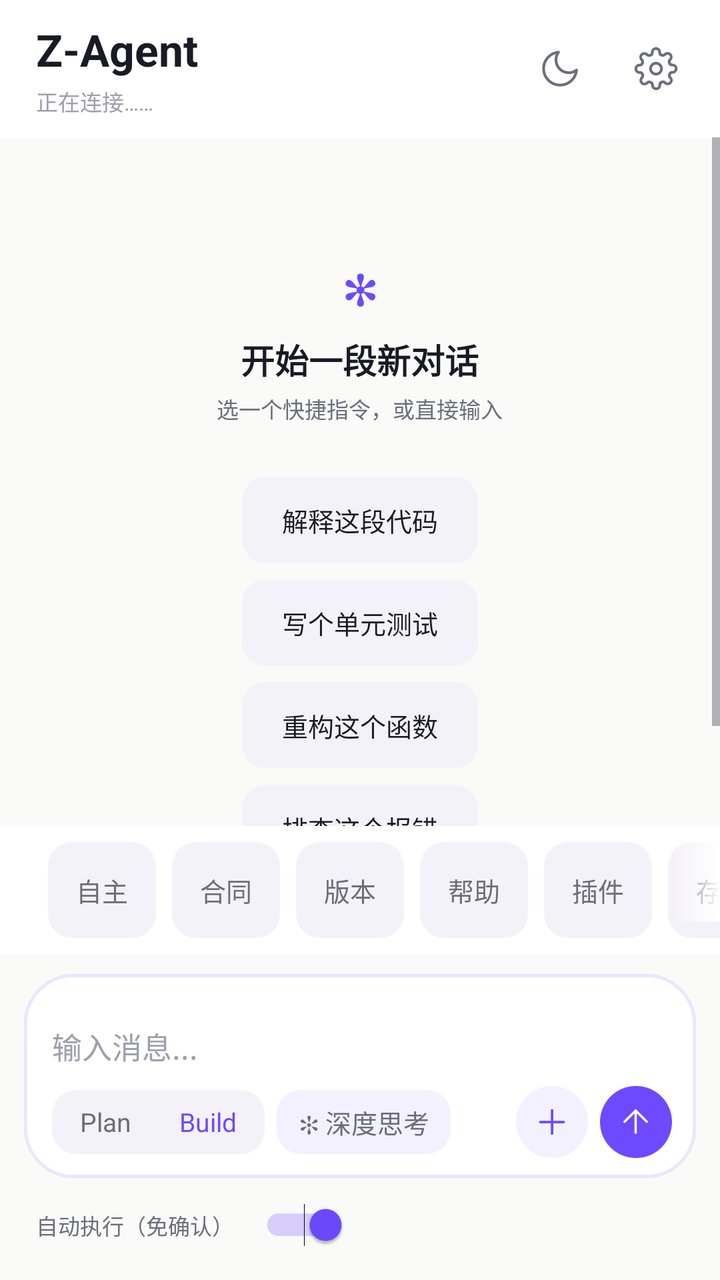
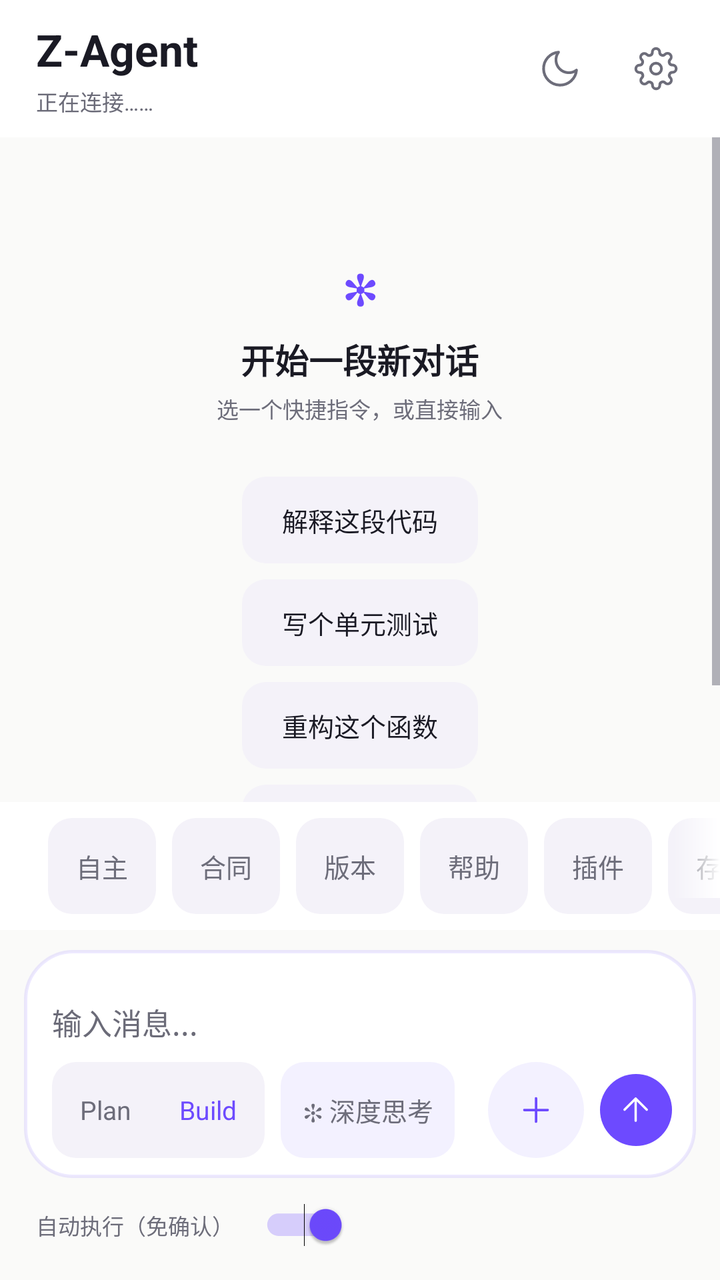

Two renders of the same Android screen: before a commit and after it. Below are the layout's source before the change and the commit's diff.
<!-- AndroidManifest.xml: application theme AppTheme -->
<!-- res/layout/activity_main.xml -->
<?xml version="1.0" encoding="utf-8"?>
<LinearLayout xmlns:android="http://schemas.android.com/apk/res/android"
android:id="@+id/rootView"
android:layout_width="match_parent"
android:layout_height="match_parent"
android:background="@color/bg_canvas"
android:orientation="vertical">


<LinearLayout
android:id="@+id/topBar"
android:layout_width="match_parent"
android:layout_height="wrap_content"
android:background="@color/bg_elevated"
android:gravity="center_vertical"
android:orientation="horizontal"
android:paddingStart="18dp"
android:paddingTop="10dp"
android:paddingEnd="8dp"
android:paddingBottom="10dp">

<LinearLayout
android:layout_width="0dp"
android:layout_height="wrap_content"
android:layout_weight="1"
android:orientation="vertical">
<TextView
android:layout_width="wrap_content"
android:layout_height="wrap_content"
android:text="Z-Agent"
android:textColor="@color/text_primary"
android:textSize="@dimen/fs_display"
android:textStyle="bold" />
<TextView
android:id="@+id/statusText"
android:layout_width="match_parent"
android:layout_height="wrap_content"
android:layout_marginTop="3dp"
android:ellipsize="end"
android:maxLines="1"
android:text="正在连接……"
android:textColor="@color/text_tertiary"
android:textSize="@dimen/fs_caption" />
</LinearLayout>


<FrameLayout
android:id="@+id/themeButton"
android:contentDescription="切换深浅主题"
android:layout_width="48dp"
android:layout_height="48dp"
android:background="?attr/selectableItemBackgroundBorderless"
android:clickable="true"
android:focusable="true">
<ImageView
android:id="@+id/themeIcon"
android:layout_width="22dp"
android:layout_height="22dp"
android:layout_gravity="center"
android:src="@drawable/ic_moon" />
</FrameLayout>


<FrameLayout
android:id="@+id/settingsButton"
android:contentDescription="打开设置"
android:layout_width="48dp"
android:layout_height="48dp"
android:background="?attr/selectableItemBackgroundBorderless"
android:clickable="true"
android:focusable="true">
<ImageView
android:layout_width="22dp"
android:layout_height="22dp"
android:layout_gravity="center"
android:src="@drawable/ic_gear" />
</FrameLayout>
</LinearLayout>


<FrameLayout
android:layout_width="match_parent"
android:layout_height="0dp"
android:layout_weight="1">

<ScrollView
android:id="@+id/outputScroll"
android:layout_width="match_parent"
android:layout_height="match_parent"
android:background="@color/bg_canvas"
android:fillViewport="true"
android:overScrollMode="always"
android:scrollbars="vertical">
<LinearLayout
android:id="@+id/chatContainer"
android:layout_width="match_parent"
android:layout_height="wrap_content"
android:orientation="vertical"
android:paddingStart="8dp"
android:paddingTop="12dp"
android:paddingEnd="8dp"
android:paddingBottom="12dp">

<LinearLayout
android:id="@+id/emptyState"
android:layout_width="match_parent"
android:layout_height="wrap_content"
android:gravity="center_horizontal"
android:orientation="vertical"
android:paddingTop="48dp"
android:paddingBottom="24dp">
<TextView
android:layout_width="wrap_content"
android:layout_height="wrap_content"
android:text="✻"
android:textColor="@color/accent"
android:textSize="@dimen/fs_display"
android:textStyle="bold" />
<TextView
android:layout_width="wrap_content"
android:layout_height="wrap_content"
android:layout_marginTop="8dp"
android:text="开始一段新对话"
android:textColor="@color/text_primary"
android:textSize="@dimen/fs_title"
android:textStyle="bold" />
<TextView
android:layout_width="wrap_content"
android:layout_height="wrap_content"
android:layout_marginTop="4dp"
android:text="选一个快捷指令，或直接输入"
android:textColor="@color/text_secondary"
android:textSize="@dimen/fs_caption" />
<LinearLayout
android:layout_width="wrap_content"
android:layout_height="wrap_content"
android:layout_marginTop="18dp"
android:orientation="vertical">
<TextView android:id="@+id/emptyChip1" style="@style/EmptyChip" android:text="解释这段代码" />
<TextView android:id="@+id/emptyChip2" style="@style/EmptyChip" android:text="写个单元测试" />
<TextView android:id="@+id/emptyChip3" style="@style/EmptyChip" android:text="重构这个函数" />
<TextView android:id="@+id/emptyChip4" style="@style/EmptyChip" android:text="排查这个报错" />
</LinearLayout>
</LinearLayout>
</LinearLayout>
</ScrollView>


<FrameLayout
android:id="@+id/scrollBottomBtn"
android:layout_width="40dp"
android:layout_height="40dp"
android:layout_gravity="bottom|end"
android:layout_marginEnd="16dp"
android:layout_marginBottom="16dp"
android:background="@drawable/bg_circle_btn"
android:clickable="true"
android:focusable="true"
android:foreground="@drawable/ripple_circle"
android:visibility="gone">
<TextView
android:layout_width="wrap_content"
android:layout_height="wrap_content"
android:layout_gravity="center"
android:text="↓"
android:textColor="@color/accent"
android:textSize="20sp"
android:textStyle="bold" />
</FrameLayout>
</FrameLayout>


<FrameLayout
android:layout_width="match_parent"
android:layout_height="wrap_content"
android:background="@color/bg_elevated">

<HorizontalScrollView
android:id="@+id/quickScroll"
android:layout_width="match_parent"
android:layout_height="wrap_content"
android:overScrollMode="never"
android:scrollbars="none">
<LinearLayout
android:layout_width="wrap_content"
android:layout_height="wrap_content"
android:orientation="horizontal"
android:paddingStart="16dp"
android:paddingTop="8dp"
android:paddingEnd="16dp"
android:paddingBottom="8dp">
<TextView android:id="@+id/btnIdle" style="@style/QuickChip" android:text="自主" />
<TextView android:id="@+id/btnContract" style="@style/QuickChip" android:text="合同" />
<TextView android:id="@+id/btnVersions" style="@style/QuickChip" android:text="版本" />
<TextView android:id="@+id/btnHelp" style="@style/QuickChip" android:text="帮助" />
<TextView android:id="@+id/btnPlugins" style="@style/QuickChip" android:text="插件" />
<TextView android:id="@+id/btnSavePlugin" style="@style/QuickChip" android:text="存插件" />
<TextView android:id="@+id/btnClear" style="@style/QuickChip" android:text="清屏" />
</LinearLayout>
</HorizontalScrollView>


<View
android:id="@+id/quickScrim"
android:layout_width="24dp"
android:layout_height="48dp"
android:layout_gravity="end"
android:background="@drawable/scrim_right" />
</FrameLayout>


<LinearLayout
android:id="@+id/inputBar"
android:layout_width="match_parent"
android:layout_height="wrap_content"
android:background="@color/bg_canvas"
android:orientation="vertical"
android:paddingStart="12dp"
android:paddingTop="10dp"
android:paddingEnd="12dp"
android:paddingBottom="14dp">

<LinearLayout
android:id="@+id/inputCard"
android:layout_width="match_parent"
android:layout_height="wrap_content"
android:background="@drawable/bg_input_card"
android:orientation="vertical"
android:paddingStart="14dp"
android:paddingTop="12dp"
android:paddingEnd="12dp"
android:paddingBottom="10dp">

<HorizontalScrollView
android:id="@+id/attachScroll"
android:layout_width="match_parent"
android:layout_height="wrap_content"
android:scrollbars="none"
android:visibility="gone">
<LinearLayout
android:id="@+id/attachRow"
android:layout_width="wrap_content"
android:layout_height="wrap_content"
android:orientation="horizontal"
android:paddingBottom="6dp" />
</HorizontalScrollView>

<EditText
android:id="@+id/inputEdit"
android:layout_width="match_parent"
android:layout_height="wrap_content"
android:minHeight="44dp"
android:background="@null"
android:hint="输入消息..."
android:imeOptions="actionSend"
android:inputType="textMultiLine|textCapSentences"
android:maxLines="5"
android:paddingTop="8dp"
android:paddingBottom="4dp"
android:textColor="@color/text_primary"
android:textColorHint="@color/text_tertiary"
android:textSize="@dimen/fs_body" />

<LinearLayout
android:layout_width="match_parent"
android:layout_height="wrap_content"
android:gravity="center_vertical"
android:orientation="horizontal">

<FrameLayout
android:id="@+id/segContainer"
android:layout_width="wrap_content"
android:layout_height="32dp"
android:background="@drawable/bg_seg_container"
android:padding="2dp">
<View
android:id="@+id/segThumb"
android:layout_width="0dp"
android:layout_height="match_parent"
android:background="@drawable/bg_seg_thumb" />
<LinearLayout
android:layout_width="wrap_content"
android:layout_height="match_parent"
android:orientation="horizontal">
<TextView
android:id="@+id/segPlan"
android:layout_width="wrap_content"
android:layout_height="match_parent"
android:gravity="center"
android:paddingStart="12dp"
android:paddingEnd="12dp"
android:text="Plan"
android:textColor="@color/text_secondary"
android:textSize="@dimen/fs_label" />
<TextView
android:id="@+id/segBuild"
android:layout_width="wrap_content"
android:layout_height="match_parent"
android:gravity="center"
android:paddingStart="12dp"
android:paddingEnd="12dp"
android:text="Build"
android:textColor="@color/accent"
android:textSize="@dimen/fs_label" />
</LinearLayout>
</FrameLayout>

<TextView
android:id="@+id/chipThink2"
android:layout_width="wrap_content"
android:layout_height="32dp"
android:layout_marginStart="6dp"
android:background="@drawable/bg_mini_pill"
android:clickable="true"
android:focusable="true"
android:foreground="@drawable/ripple_pill"
android:gravity="center"
android:paddingStart="11dp"
android:paddingEnd="11dp"
android:text="✻ 深度思考"
android:textColor="@color/text_secondary"
android:textSize="@dimen/fs_label"
android:maxLines="1"
android:singleLine="true" />

<TextView
android:id="@+id/chipSearch"
android:layout_width="wrap_content"
android:layout_height="32dp"
android:visibility="gone" />

<View
android:layout_width="0dp"
android:layout_height="1dp"
android:layout_weight="1" />

<FrameLayout
android:id="@+id/btnPlus"
android:contentDescription="添加附件"
android:layout_width="36dp"
android:layout_height="36dp"
android:background="@drawable/bg_circle_btn"
android:clickable="true"
android:focusable="true"
android:foreground="@drawable/ripple_circle">
<ImageView
android:layout_width="20dp"
android:layout_height="20dp"
android:layout_gravity="center"
android:src="@drawable/ic_plus" />
</FrameLayout>

<FrameLayout
android:id="@+id/sendButton"
android:contentDescription="发送消息"
android:layout_width="36dp"
android:layout_height="36dp"
android:layout_marginStart="6dp"
android:background="@drawable/bg_circle_send"
android:clickable="true"
android:focusable="true"
android:foreground="@drawable/ripple_circle">
<ImageView
android:layout_width="19dp"
android:layout_height="19dp"
android:layout_gravity="center"
android:src="@drawable/ic_send_arrow" />
</FrameLayout>
</LinearLayout>
</LinearLayout>

<LinearLayout
android:layout_width="match_parent"
android:layout_height="wrap_content"
android:layout_marginTop="10dp"
android:gravity="center_vertical"
android:orientation="horizontal"
android:paddingStart="6dp">
<TextView
android:id="@+id/autoLabel"
android:layout_width="wrap_content"
android:layout_height="wrap_content"
android:text="自动执行（免确认）"
android:textColor="@color/text_secondary"
android:textSize="@dimen/fs_caption" />
<android.widget.Switch
android:id="@+id/autoSwitch"
android:layout_width="wrap_content"
android:layout_height="wrap_content"
android:layout_marginStart="8dp"
android:checked="true"
android:minHeight="0dp"
android:scaleX="0.8"
android:scaleY="0.8" />
</LinearLayout>
</LinearLayout>
</LinearLayout>
<!-- resources referenced by this layout -->
<resources>
  <color name="accent">#6D4AFF</color>
  <color name="bg_canvas">#FAFAF9</color>
  <color name="bg_elevated">#FFFFFF</color>
  <color name="text_primary">#1A1A24</color>
  <color name="text_secondary">#6D6D7A</color>
  <color name="text_tertiary">#9E9EAB</color>
  <dimen name="fs_body">15sp</dimen>
  <dimen name="fs_caption">11sp</dimen>
  <dimen name="fs_display">22sp</dimen>
  <dimen name="fs_label">13sp</dimen>
  <dimen name="fs_title">17sp</dimen>
  <!-- drawable bg_circle_btn (drawable) -->
  <?xml version="1.0" encoding="utf-8"?>
  <shape xmlns:android="http://schemas.android.com/apk/res/android" android:shape="oval">
  <solid android:color="@color/accent_subtle" />
  </shape>
  <!-- drawable bg_circle_send (drawable) -->
  <?xml version="1.0" encoding="utf-8"?>
  <shape xmlns:android="http://schemas.android.com/apk/res/android" android:shape="oval">
  <solid android:color="@color/accent" />
  </shape>
  <!-- drawable bg_input_card (drawable) -->
  <?xml version="1.0" encoding="utf-8"?>
  <shape xmlns:android="http://schemas.android.com/apk/res/android" android:shape="rectangle">
  <solid android:color="@color/bg_elevated" />
  <corners android:radius="@dimen/radius_lg" />
  <stroke android:width="1.5dp" android:color="@color/accent_line" />
  </shape>
  <!-- drawable bg_mini_pill (drawable) -->
  <?xml version="1.0" encoding="utf-8"?>
  <shape xmlns:android="http://schemas.android.com/apk/res/android" android:shape="rectangle">
  <solid android:color="@color/accent_subtle" />
  <corners android:radius="@dimen/radius_sm" />
  </shape>
  <!-- drawable bg_seg_container (drawable) -->
  <?xml version="1.0" encoding="utf-8"?>
  <shape xmlns:android="http://schemas.android.com/apk/res/android" android:shape="rectangle">
  <solid android:color="@color/bg_subtle" />
  <corners android:radius="@dimen/radius_sm" />
  </shape>
  <!-- drawable ripple_circle (drawable) -->
  <?xml version="1.0" encoding="utf-8"?>
  <ripple xmlns:android="http://schemas.android.com/apk/res/android" android:color="@color/accent_line">
  <item android:id="@android:id/mask">
  <shape android:shape="oval">
  <solid android:color="#FFFFFF" />
  </shape>
  </item>
  </ripple>
  <!-- drawable ripple_pill (drawable) -->
  <?xml version="1.0" encoding="utf-8"?>
  <ripple xmlns:android="http://schemas.android.com/apk/res/android" android:color="@color/accent_line">
  <item android:id="@android:id/mask">
  <shape android:shape="rectangle">
  <corners android:radius="@dimen/radius_sm" />
  <solid android:color="#FFFFFF" />
  </shape>
  </item>
  </ripple>
  <!-- drawable scrim_right (drawable) -->
  <?xml version="1.0" encoding="utf-8"?>
  <shape xmlns:android="http://schemas.android.com/apk/res/android" android:shape="rectangle">
  <gradient android:startColor="@android:color/transparent" android:endColor="@color/bg_elevated" android:angle="0" />
  </shape>
  <color name="accent_subtle">#146D4AFF</color>
  <dimen name="radius_lg">24dp</dimen>
  <color name="accent_line">#1F6D4AFF</color>
  <dimen name="radius_sm">12dp</dimen>
  <color name="bg_subtle">#F4F2F9</color>
  <color name="on_accent">#FFFFFF</color>
  <dimen name="space_sm">8dp</dimen>
  <!-- drawable bg_quick (drawable) -->
  <?xml version="1.0" encoding="utf-8"?>
  <shape xmlns:android="http://schemas.android.com/apk/res/android" android:shape="rectangle">
  <solid android:color="@color/bg_subtle" />
  <corners android:radius="@dimen/radius_sm" />
  </shape>
  <dimen name="space_md">12dp</dimen>
  <dimen name="pad_pill_h">14dp</dimen>
  <style name="AppBottomSheet" parent="Theme.Design.Light.BottomSheetDialog">
  <item name="bottomSheetStyle">@style/AppBottomSheet.Modal</item>
  <item name="android:windowIsFloating">false</item>
  <item name="android:statusBarColor">@android:color/transparent</item>
  </style>
  <style name="AppBottomSheet.Modal" parent="Widget.Design.BottomSheet.Modal">
  <item name="android:background">@android:color/transparent</item>
  </style>
  <!-- unchanged entries left out for length: 10 -->
</resources>

<!-- the commit's change to res/layout/activity_main.xml (unified diff, before → after) -->
@@ -253,7 +253,7 @@ android:minHeight="44dp"
 android:background="@null"
 android:hint="输入消息..."
 android:imeOptions="actionSend"
-android:inputType="textMultiLine|textCapSentences"
+android:inputType="textCapSentences"
 android:maxLines="5"
 android:paddingTop="8dp"
 android:paddingBottom="4dp"
@@ -270,7 +270,7 @@ android:orientation="horizontal">
 <FrameLayout
 android:id="@+id/segContainer"
 android:layout_width="wrap_content"
-android:layout_height="32dp"
+android:layout_height="48dp"
 android:background="@drawable/bg_seg_container"
 android:padding="2dp">
 <View
@@ -308,8 +308,8 @@ android:textSize="@dimen/fs_label" />
 <TextView
 android:id="@+id/chipThink2"
 android:layout_width="wrap_content"
-android:layout_height="32dp"
-android:layout_marginStart="6dp"
+android:layout_height="48dp"
+android:layout_marginStart="8dp"
 android:background="@drawable/bg_mini_pill"
 android:clickable="true"
 android:focusable="true"
@@ -326,7 +326,7 @@ android:singleLine="true" />
 <TextView
 android:id="@+id/chipSearch"
 android:layout_width="wrap_content"
-android:layout_height="32dp"
+android:layout_height="48dp"
 android:visibility="gone" />
 
 <View
@@ -337,8 +337,8 @@ android:layout_weight="1" />
 <FrameLayout
 android:id="@+id/btnPlus"
 android:contentDescription="添加附件"
-android:layout_width="36dp"
-android:layout_height="36dp"
+android:layout_width="48dp"
+android:layout_height="48dp"
 android:background="@drawable/bg_circle_btn"
 android:clickable="true"
 android:focusable="true"
@@ -355,7 +355,7 @@ android:id="@+id/sendButton"
 android:contentDescription="发送消息"
 android:layout_width="36dp"
 android:layout_height="36dp"
-android:layout_marginStart="6dp"
+android:layout_marginStart="8dp"
 android:background="@drawable/bg_circle_send"
 android:clickable="true"
 android:focusable="true"
@@ -381,6 +381,7 @@ android:id="@+id/autoLabel"
 android:layout_width="wrap_content"
 android:layout_height="wrap_content"
 android:text="自动执行（免确认）"
+android:maxLines="1"
 android:textColor="@color/text_secondary"
 android:textSize="@dimen/fs_caption" />
 <android.widget.Switch
<!-- resource entries referenced after the edit -->
@@ -5,7 +5,7 @@
   <color name="bg_elevated">#FFFFFF</color>
   <color name="text_primary">#1A1A24</color>
   <color name="text_secondary">#6D6D7A</color>
-  <color name="text_tertiary">#9E9EAB</color>
+  <color name="text_tertiary">#6B6B78</color>
   <dimen name="fs_body">15sp</dimen>
   <dimen name="fs_caption">11sp</dimen>
   <dimen name="fs_display">22sp</dimen>
